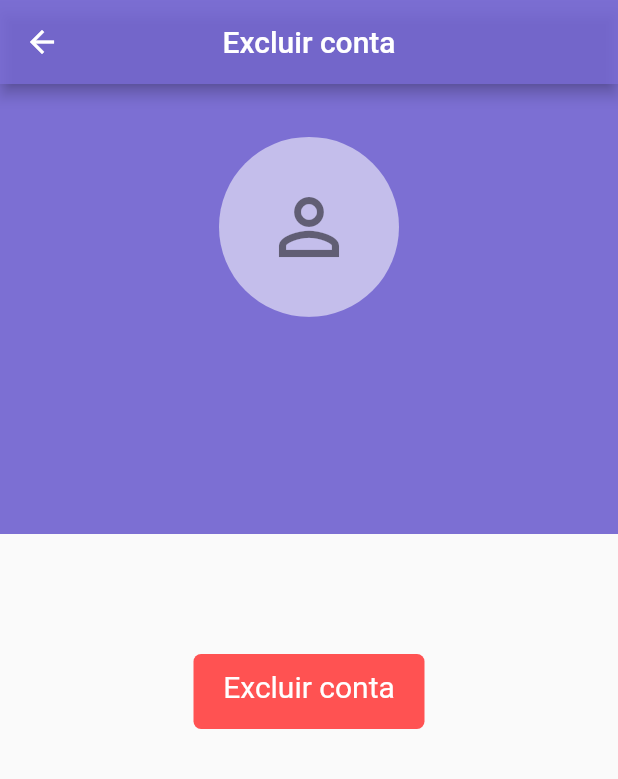
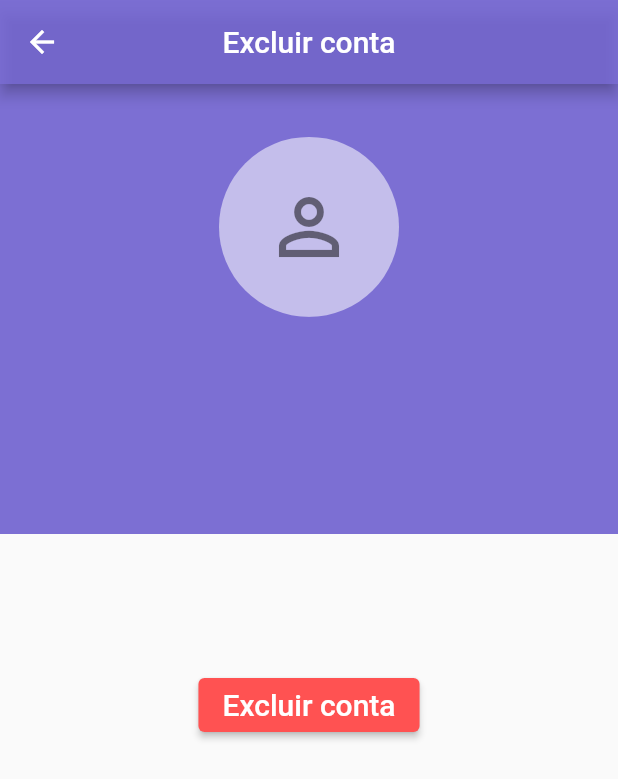
Before and after one commit to proz-tecnologia/PIT03GP06, a Flutter app: the DeleteAccountPage screen opened by its route, on a phone screen of 412 x 824 dp. Shown: the top 779 px of the screen. Run offline on Flutter 3.47's test engine with Material 2 defaults, Android fonts, the phone set to English and light mode, and no system bars; our stand-ins replace brasil_fields, cloud_firestore, currency_text_input_formatter, email_validator, firebase_auth, firebase_core and 5 more; missing offline and left inert: validatorless; accounts and stored records are empty.

Commit message:
botão de excluir conta atualizado

```diff
--- a/lib/src/view/settings/pages/delete_account_page.dart
+++ b/lib/src/view/settings/pages/delete_account_page.dart
@@ -22,7 +22,8 @@ class _DeleteAccountPageState extends State<DeleteAccountPage> {
           centerTitle: true,
           title: const Text("Excluir conta"),
         ),
-        body: Column(children: [
+        body: Column(
+          children: [
             Container(
               color: darkFunctionWidgets(),
               height: 300,
@@ -64,22 +65,24 @@ class _DeleteAccountPageState extends State<DeleteAccountPage> {
               ),
             ),
             Padding(
-              padding: const EdgeInsets.only(top: 80),
-              child: Container(
-                height: 50,
-                width: 154,
-                decoration: BoxDecoration(
-                  color: Colors.redAccent,
-                  borderRadius: BorderRadius.circular(5),
+              padding: const EdgeInsets.only(top: 90),
+              child: ElevatedButton(
+                style: const ButtonStyle(
+                  backgroundColor: MaterialStatePropertyAll<Color>(
+                    Colors.redAccent,
+                  )
                 ),
                 child: const Text(
                   'Excluir conta',
                   style:
-                      TextStyle(color: Colors.white, height: 1.8, fontSize: 20),
+                      TextStyle(color: Colors.white, fontSize: 20),
                   textAlign: TextAlign.center,
                 ),
-              )),
-        ]),
+                onPressed: () {},
+              ),
+            ),
+          ],
+        ),
       ),
     );
   }
```
Lines whose indentation alone changed are shown as unchanged.
